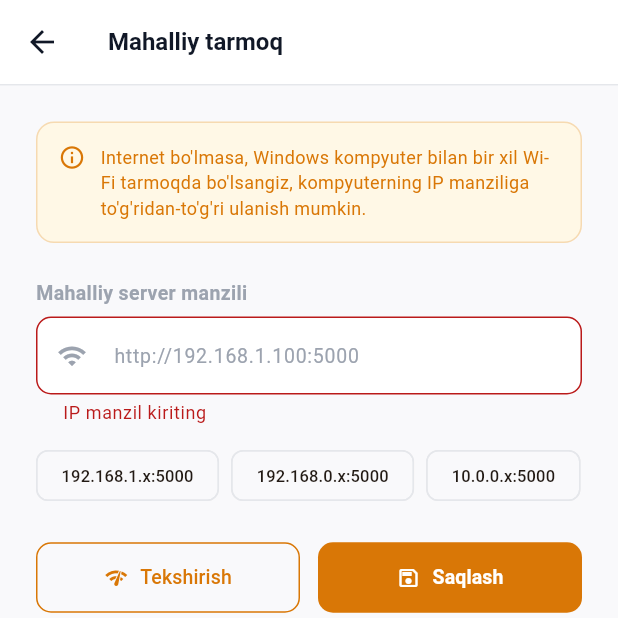
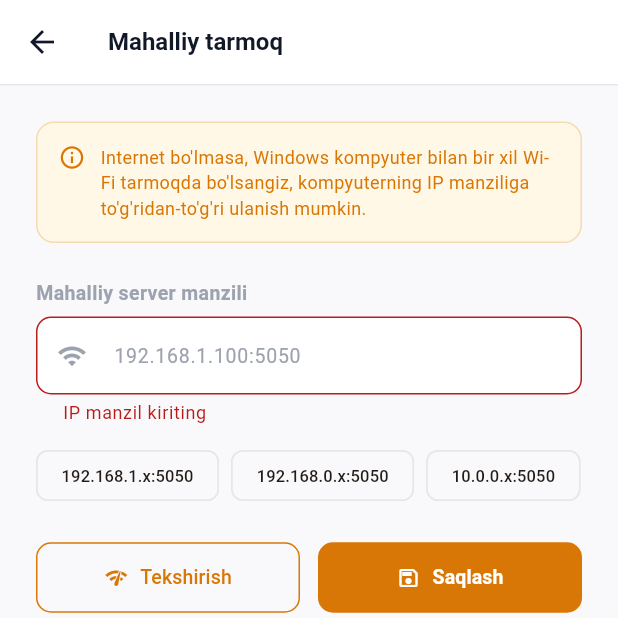
Before and after one commit to sukhrobrich/foodXMobile, a Flutter app: the SetupScreen screen opened directly, after a tap on "Tekshirish", after a tap on "Saqlash", on a phone screen of 412 x 824 dp, the top half of it. Run offline on Flutter 3.47's test engine with Material 3 defaults, Android fonts, the phone set to English and light mode, and no system bars; our stand-ins replace shared_preferences; accounts and stored records are empty.

Commit message:
Initial cqaxxaazZcxxv11xxx

```diff
--- a/lib/screens/setup_screen.dart
+++ b/lib/screens/setup_screen.dart
@@ -34,11 +34,18 @@ class _SetupScreenState extends State<SetupScreen> {
     });
   }
 
+  String _normalize(String raw) {
+    final s = raw.trim();
+    if (s.isEmpty) return s;
+    if (s.startsWith('http://') || s.startsWith('https://')) return s;
+    return 'http://$s';
+  }
+
   Future<void> _test() async {
     if (!_formKey.currentState!.validate()) return;
     setState(() { _loading = true; _statusMsg = null; });
     final tid = await AppConfig.getTenantId();
-    final ok  = await Api.testConnection(_urlCtrl.text.trim(), tid);
+    final ok  = await Api.testConnection(_normalize(_urlCtrl.text), tid);
     setState(() {
       _loading   = false;
       _statusOk  = ok;
@@ -50,7 +57,7 @@ class _SetupScreenState extends State<SetupScreen> {
 
   Future<void> _save() async {
     if (!_formKey.currentState!.validate()) return;
-    await AppConfig.setBaseUrl(_urlCtrl.text.trim());
+    await AppConfig.setBaseUrl(_normalize(_urlCtrl.text));
     if (!mounted) return;
     Navigator.of(context).pop();
   }
@@ -125,7 +132,7 @@ class _SetupScreenState extends State<SetupScreen> {
                   controller: _urlCtrl,
                   keyboardType: TextInputType.url,
                   decoration: InputDecoration(
-                    hintText: 'http://192.168.1.100:5000',
+                    hintText: '192.168.1.100:5050',
                     hintStyle: const TextStyle(
                         color: AppColors.textMuted, fontSize: 13),
                     prefixIcon: const Icon(Icons.wifi,
@@ -151,9 +158,6 @@ class _SetupScreenState extends State<SetupScreen> {
                     if (v == null || v.trim().isEmpty) {
                       return 'IP manzil kiriting';
                     }
-                    if (!v.trim().startsWith('http')) {
-                      return 'http:// bilan boshlang';
-                    }
                     return null;
                   },
                 ),
@@ -163,12 +167,11 @@ class _SetupScreenState extends State<SetupScreen> {
                 Wrap(spacing: 8, children: [
                   for (final ip in ['192.168.1', '192.168.0', '10.0.0'])
                     ActionChip(
-                      label: Text('$ip.x:5000',
+                      label: Text('$ip.x:5050',
                           style: const TextStyle(fontSize: 11)),
                       backgroundColor: AppColors.bg,
                       side: const BorderSide(color: AppColors.border),
-                      onPressed: () =>
-                          _urlCtrl.text = 'http://$ip.',
+                      onPressed: () => _urlCtrl.text = '$ip.',
                     ),
                 ]),
                 const SizedBox(height: 20),
```
